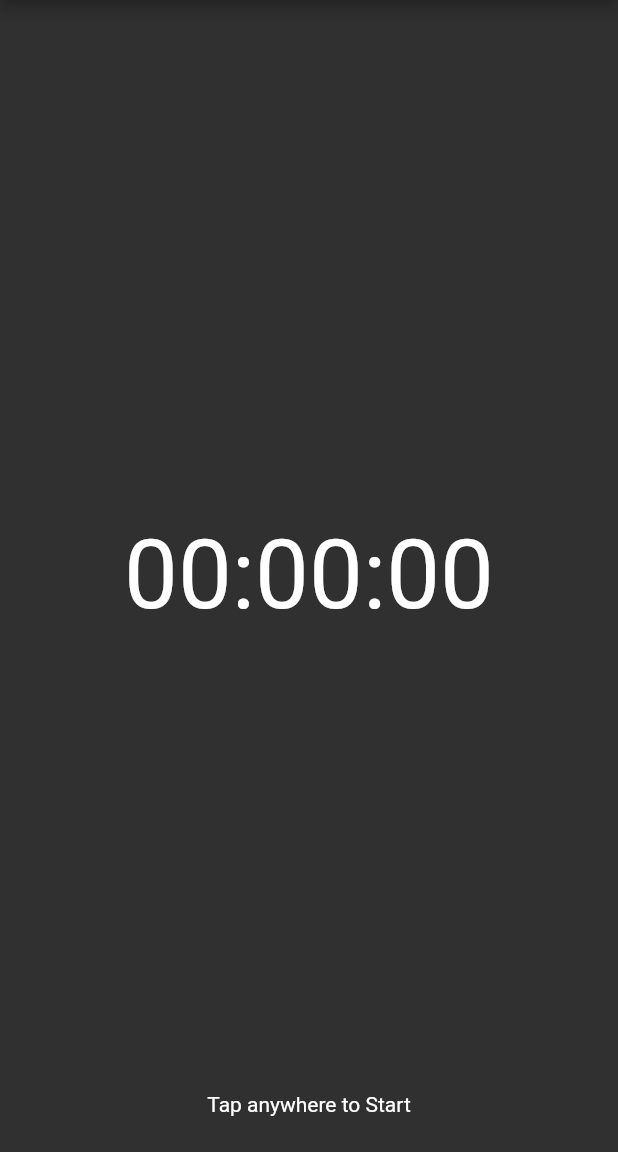
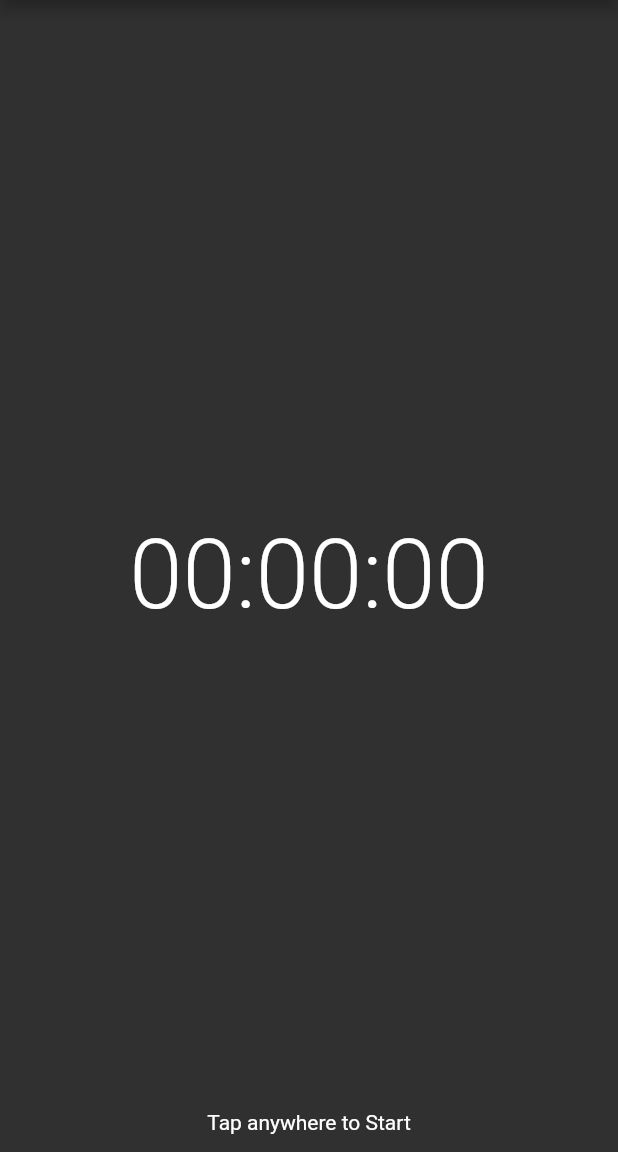
Before and after one commit to othman98shawgan/easy-stopwatch, a Flutter app: the screen it shows after launch, on a phone screen of 412 x 824 dp, the part 84-1236 px from its top. Run offline on Flutter 3.47's test engine with Material 2 defaults, Android fonts, the light colour scheme and no system bars.

Commit message:
Update timer size based on orientation

```diff
--- a/lib/ui/home.dart
+++ b/lib/ui/home.dart
@@ -58,7 +58,9 @@
               _stopwatch.stop();
             }),
       ]),
-      body: Center(
+      body: OrientationBuilder(
+        builder: (context, orientation) {
+          return Center(
             child: GestureDetector(
               behavior: HitTestBehavior.opaque,
               onLongPress: () {
@@ -69,18 +71,20 @@
               child: Column(
                 mainAxisAlignment: MainAxisAlignment.center,
                 children: <Widget>[
-              SizedBox(height: height3 / 3),
+                  SizedBox(height: height3 / 6),
                   SizedBox(
-                height: height3 / 3,
+                    height: height3 * 4 / 6,
                     child: Center(
                       child: Text(formatTime(_stopwatch.elapsedMilliseconds),
-                      style: const TextStyle(fontSize: 64.0)),
+                          style: TextStyle(
+                              fontWeight: FontWeight.w300,
+                              fontSize: orientation == Orientation.portrait ? 64.0 : 128.0)),
                     ),
                   ),
                   SizedBox(
-                  height: height3 / 3,
+                      height: height3 / 6,
                       child: Padding(
-                      padding: const EdgeInsets.all(24),
+                          padding: const EdgeInsets.all(12),
                           child: Column(
                             mainAxisAlignment: MainAxisAlignment.end,
                             children: [
@@ -92,6 +96,8 @@
                 ],
               ),
             ),
+          );
+        },
       ),
     );
   }
```
Lines whose indentation alone changed are shown as unchanged.
